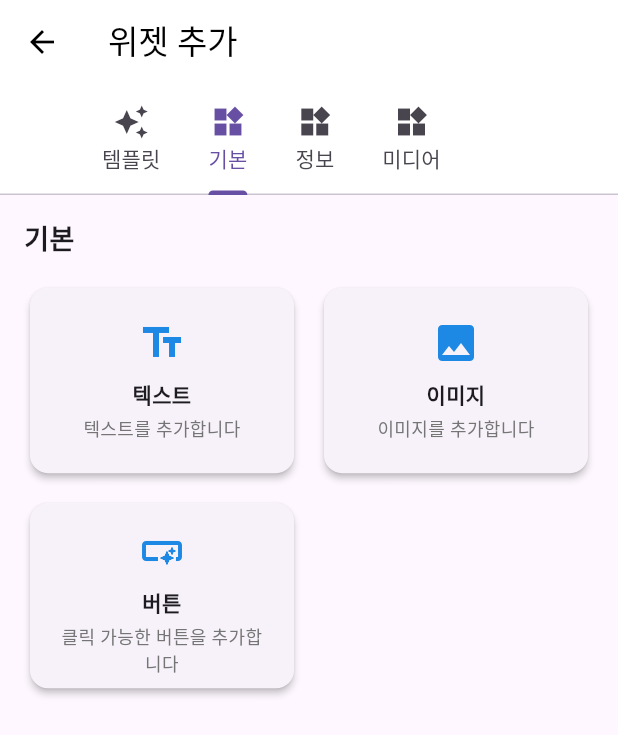
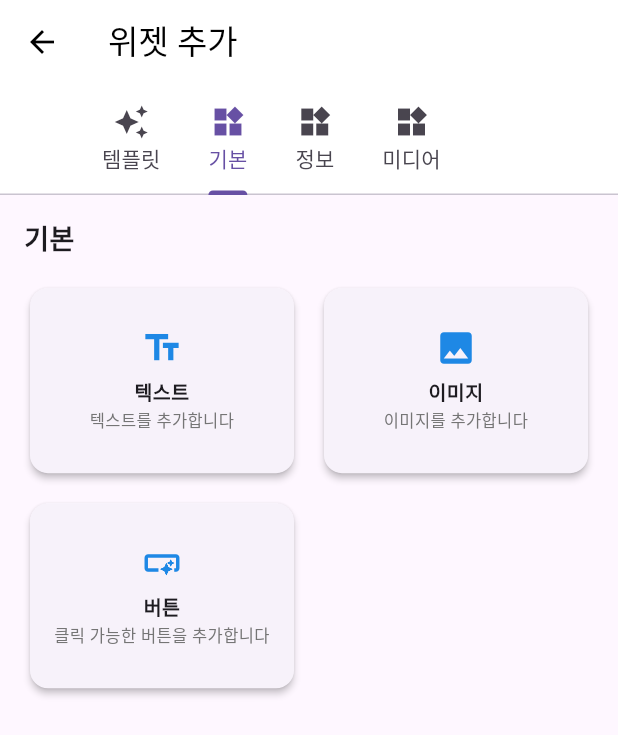
Before and after one commit to daegyujeong/wedding-invitation, a Flutter app: the WidgetSelectorScreen screen opened directly with empty values, tab 2 chosen, on a phone screen of 412 x 824 dp. Shown: the top 735 px of the screen. Run offline on Flutter 3.47's test engine with Material 3 defaults, Android fonts, the phone set to English and light mode, and no system bars; our stand-ins replace carousel_slider, equatable, flutter_colorpicker, flutter_map, flutter_riverpod, latlong2 and 2 more; accounts and stored records are empty; Roboto replaces fonts that are missing (NotoSansKR).

Commit message:
Fix image bug, widget bug

```diff
--- a/lib/presentation/screens/editor/widget_selector_screen.dart
+++ b/lib/presentation/screens/editor/widget_selector_screen.dart
@@ -222,34 +222,41 @@ class _WidgetSelectorScreenState extends State<WidgetSelectorScreen>
         onTap: () => _addWidget(widgetInfo['type']),
         borderRadius: BorderRadius.circular(12),
         child: Padding(
-          padding: const EdgeInsets.all(16),
+          padding: const EdgeInsets.all(12),
           child: Column(
             mainAxisAlignment: MainAxisAlignment.center,
+            mainAxisSize: MainAxisSize.min,
             children: [
               Icon(
                 _getWidgetIcon(widgetInfo['icon']),
-                size: 32,
+                size: 28,
                 color: Colors.blue.shade600,
               ),
-              const SizedBox(height: 8),
-              Text(
+              const SizedBox(height: 6),
+              Flexible(
+                child: Text(
                   widgetInfo['name'],
                   style: const TextStyle(
                     fontWeight: FontWeight.bold,
-                  fontSize: 14,
+                    fontSize: 13,
                   ),
                   textAlign: TextAlign.center,
+                  maxLines: 1,
+                  overflow: TextOverflow.ellipsis,
                 ),
-              const SizedBox(height: 4),
-              Text(
+              ),
+              const SizedBox(height: 2),
+              Flexible(
+                child: Text(
                   widgetInfo['description'] ?? '',
                   style: TextStyle(
-                  fontSize: 12,
+                    fontSize: 11,
                     color: Colors.grey.shade600,
                   ),
                   textAlign: TextAlign.center,
                   maxLines: 2,
                   overflow: TextOverflow.ellipsis,
+                ),
               ),
             ],
           ),
@@ -361,7 +368,8 @@ class _WidgetSelectorScreenState extends State<WidgetSelectorScreen>
         editorWidget = CountdownWidget(
           id: 'countdown_${_uuid.v4()}',
           data: {
-            'targetDate': DateTime.now().add(const Duration(days: 30)).toIso8601String(),
+            'targetDate':
+                DateTime.now().add(const Duration(days: 30)).toIso8601String(),
             'format': '결혼식까지 {days}일 {hours}시간',
             'position': {
               'dx': 100.0,
--- a/pubspec.yaml
+++ b/pubspec.yaml
@@ -63,8 +63,8 @@ dependencies:
   get_it: ^7.6.0  # 서비스 로케이터
   injectable: ^2.1.2  # 의존성 주입
   vm_service: ^14.2.1
-  latlong2: ^0.9.0 # 위도/경도 처리
-  flutter_map: ^8.0.0 # 지도 표시 - Updated to latest version
+  latlong2: ^0.8.1 # 위도/경도 처리
+  flutter_map: ^4.0.0 # 지도 표시 - Compatible with Dart 3.4.1
 dev_dependencies:
   flutter_test:
     sdk: flutter
```
Also changed, not shown: lib/data/services/widget_template_service.dart (+4 -4 lines), lib/presentation/widgets/custom_widget_factory.dart (+55 -16 lines), lib/presentation/widgets/editor/widget_renderer.dart (+96 -28 lines), pubspec.lock, 2 other files. Lines whose indentation alone changed are shown as unchanged.
